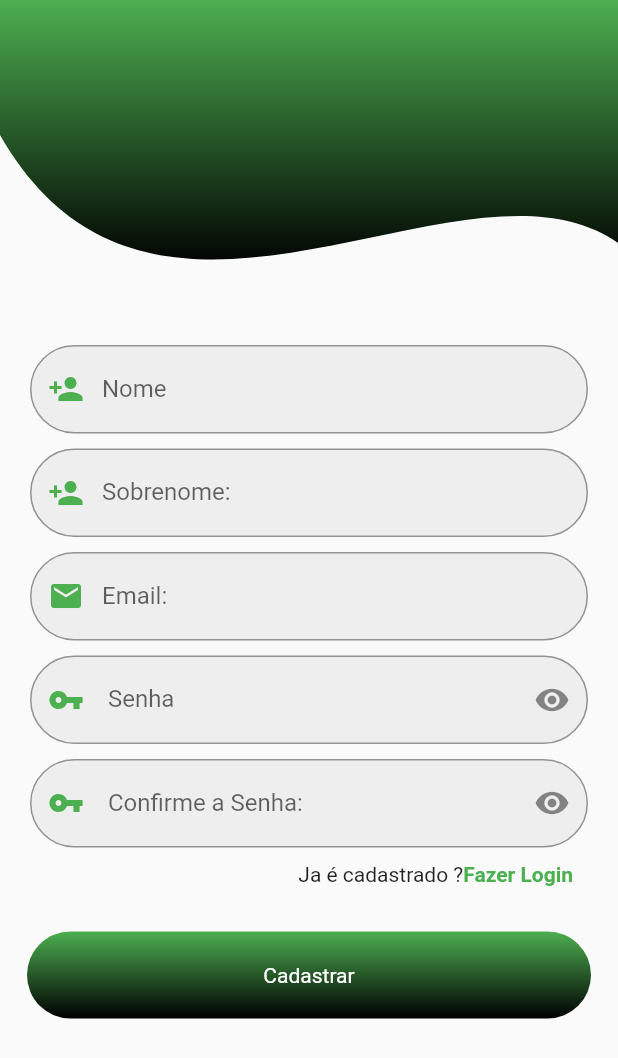
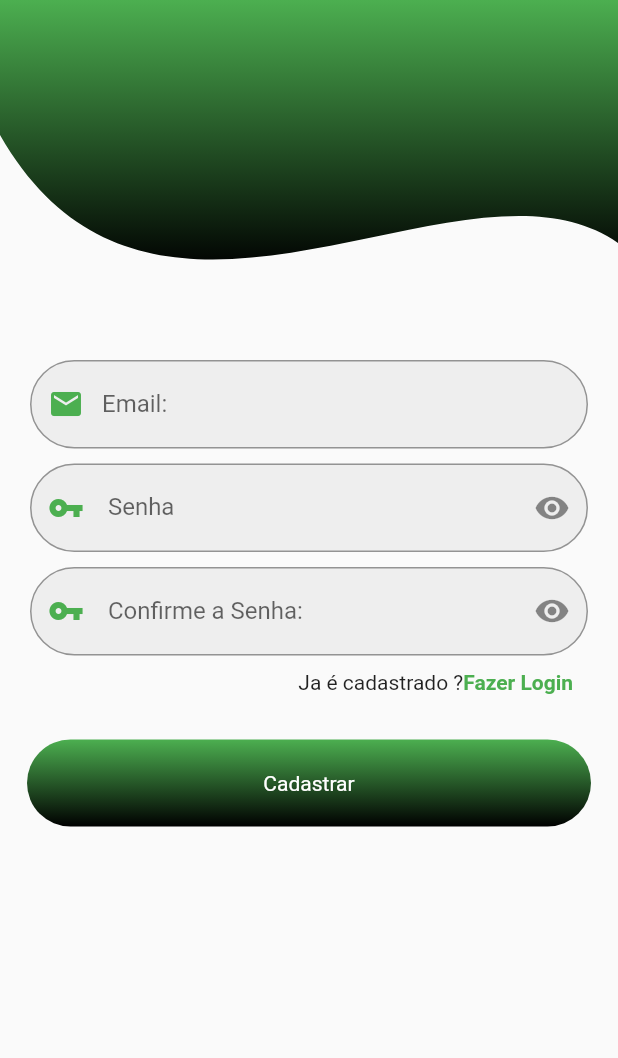
Before and after one commit to DevGomes78/Flutter-Login_Page, a Flutter app: the screen it shows after launch, after a tap on "Esqueceu a Senha?", on a phone screen of 412 x 824 dp. Shown: the top 1058 px of the screen. Run offline on Flutter 3.47's test engine with Material 2 defaults, Android fonts, the phone set to English and light mode, and no system bars.

Commit message:
atualizado layout drawer_widget.dart

```diff
--- a/lib/constants/error_constants.dart
+++ b/lib/constants/error_constants.dart
@@ -1,3 +1,5 @@
 class ErrorConstants{
   static const senhaNaoConfere = 'Senhas nao conferem';
+  static const UserOrPasswordInvalid ='Usuario ou senha invalidos';
+  static const errorRegister = 'Erro ao cadastrar login';
 }
--- a/lib/constants/string_constants.dart
+++ b/lib/constants/string_constants.dart
@@ -27,5 +27,6 @@ class StringConstants {
   static const myAcount = 'Minha Conta';
   static const notHaveRegistration = 'Nao tem Cadastro?';
   static const registerSucess = 'Login Cadastrado com sucesso!';
+  static const wellcome = 'Bem Vindo!';
 
 }
--- a/lib/main.dart
+++ b/lib/main.dart
@@ -17,10 +17,13 @@ class MyApp extends StatelessWidget {
     return MaterialApp(
       debugShowCheckedModeBanner: false,
       title: 'Flutter Demo',
-      theme: ThemeData(brightness: Brightness.light),
+      theme: ThemeData(
+        brightness: Brightness.light,
+        primarySwatch: Colors.green,
+      ),
       home: const Splash(),
       routes: {
-      //  RoutesPage.bemVindo: (context) => BemVindo(),
+        //  RoutesPage.bemVindo: (context) => BemVindo(),
         RoutesPage.cadastro: (context) => RegisterPage(),
         RoutesPage.loginPage: (context) => Login(),
       },
--- a/lib/pages/register_page.dart
+++ b/lib/pages/register_page.dart
@@ -16,9 +16,6 @@ class RegisterPage extends StatefulWidget {
 
 class _RegisterPageState extends State<RegisterPage> {
   bool _obscureText = true;
-  final TextEditingController _nameController = TextEditingController();
-  final TextEditingController _lastNameController = TextEditingController();
-
   final TextEditingController _mailController = TextEditingController();
 
   final TextEditingController _passwordController = TextEditingController();
@@ -41,9 +38,6 @@ class _RegisterPageState extends State<RegisterPage> {
                 padding: const EdgeInsets.symmetric(horizontal: 20),
                 child: Column(
                   children: [
-                    _nameField(),
-                    const SizedBox(height: 10),
-                    _lastNameField(),
                     const SizedBox(height: 10),
                     _mailField(),
                     const SizedBox(height: 10),
@@ -88,19 +82,15 @@ class _RegisterPageState extends State<RegisterPage> {
     if (_formKey.currentState!.validate()) {
       RegisterLoginService().singUp(
         context,
-        _nameController.text,
-        _lastNameController.text,
         _mailController.text,
         _passwordController.text,
       );
     }
-    _nameController.clear();
-    _lastNameController.clear();
+
     _mailController.clear();
     _passwordController.clear();
     _confirmPasswordController.clear();
   }
-
 
   _textLogin(BuildContext context) {
     return InkWell(
@@ -110,46 +100,6 @@ _textLogin(BuildContext context) {
       child: Textwidget(
         cadastro: StringConstants.registerLogin,
         login: StringConstants.loginName,
-    ),
-  );
-}
-
-_nameField() {
-  return Container(
-    decoration: BoxDecoration(
-      borderRadius: BorderRadius.circular(50),
-      color: Colors.grey[200],
-    ),
-    child: TextFormWidget(
-      StringConstants.name,
-      StringConstants.registerName,
-      const Icon(
-        Icons.person_add,
-        color: Colors.green,
-      ),
-      controller: _nameController,
-      obscureText: false,
-      validator: Validate().validateLastName,
-    ),
-  );
-}
-
-_lastNameField() {
-  return Container(
-    decoration: BoxDecoration(
-      borderRadius: BorderRadius.circular(50),
-      color: Colors.grey[200],
-    ),
-    child: TextFormWidget(
-      StringConstants.lastName,
-      StringConstants.registerLastName,
-      const Icon(
-        Icons.person_add,
-        color: Colors.green,
-      ),
-      controller: _lastNameController,
-      obscureText: false,
-      validator: Validate().validateName,
       ),
     );
   }
@@ -250,4 +200,5 @@ _custonClipper() {
       ),
       clipper: MycustonClipper(),
     );
-}}
+  }
+}
```
Also changed, not shown: lib/service/login_service.dart (+6 -7 lines), lib/service/register_service.dart (+8 -9 lines), lib/widgets/drawer_widget.dart (+12 -10 lines), lib/constants/service_constants.dart (renamed from lib/service/service_constants/api_service_constants.dart). Lines whose indentation alone changed are shown as unchanged.
